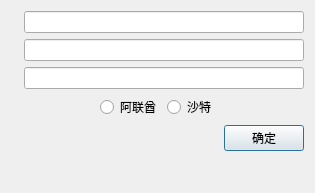
Before: the Qt Designer form Lemon01/AddShopDialog.ui in BigMouseFive/lemon01, drawn with Qt 5.
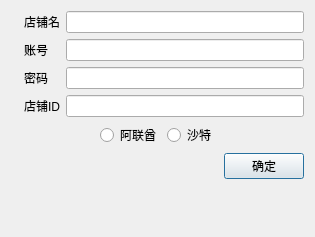
After: the same form once the commit is applied. Icons and pictures are not drawn.

Patch:
```diff
--- a/Lemon01/AddShopDialog.ui
+++ b/Lemon01/AddShopDialog.ui
@@ -7,7 +7,7 @@
     <x>0</x>
     <y>0</y>
     <width>315</width>
-    <height>193</height>
+    <height>237</height>
    </rect>
   </property>
   <property name="windowTitle">
@@ -19,16 +19,61 @@
   </property>
   <layout class="QVBoxLayout" name="verticalLayout">
    <item>
-    <layout class="QFormLayout" name="formLayout">
-     <property name="fieldGrowthPolicy">
-      <enum>QFormLayout::ExpandingFieldsGrow</enum>
-     </property>
-     <property name="formAlignment">
-      <set>Qt::AlignLeading|Qt::AlignLeft|Qt::AlignVCenter</set>
-     </property>
+    <layout class="QGridLayout" name="gridLayout">
      <property name="bottomMargin">
       <number>0</number>
      </property>
+     <item row="3" column="0">
+      <widget class="QLabel" name="labelShopId">
+       <property name="toolTip">
+        <string>店铺id</string>
+       </property>
+       <property name="text">
+        <string/>
+       </property>
+       <property name="textFormat">
+        <enum>Qt::AutoText</enum>
+       </property>
+       <property name="pixmap">
+        <pixmap resource="lemon01.qrc">:/Lemon01/mode</pixmap>
+       </property>
+       <property name="scaledContents">
+        <bool>false</bool>
+       </property>
+      </widget>
+     </item>
+     <item row="3" column="2">
+      <widget class="QLineEdit" name="lineShopId">
+       <property name="sizePolicy">
+        <sizepolicy hsizetype="Expanding" vsizetype="Expanding">
+         <horstretch>0</horstretch>
+         <verstretch>0</verstretch>
+        </sizepolicy>
+       </property>
+       <property name="alignment">
+        <set>Qt::AlignLeading|Qt::AlignLeft|Qt::AlignVCenter</set>
+       </property>
+      </widget>
+     </item>
+     <item row="1" column="0">
+      <widget class="QLabel" name="labelAccount">
+       <property name="toolTip">
+        <string>账号</string>
+       </property>
+       <property name="text">
+        <string/>
+       </property>
+       <property name="textFormat">
+        <enum>Qt::AutoText</enum>
+       </property>
+       <property name="pixmap">
+        <pixmap resource="lemon01.qrc">:/Lemon01/account</pixmap>
+       </property>
+       <property name="scaledContents">
+        <bool>false</bool>
+       </property>
+      </widget>
+     </item>
      <item row="0" column="0">
       <widget class="QLabel" name="labelName">
        <property name="toolTip">
@@ -48,7 +93,7 @@
        </property>
       </widget>
      </item>
-     <item row="0" column="1">
+     <item row="0" column="2">
       <widget class="QLineEdit" name="lineName">
        <property name="sizePolicy">
         <sizepolicy hsizetype="Expanding" vsizetype="Expanding">
@@ -61,26 +106,23 @@
        </property>
       </widget>
      </item>
-     <item row="1" column="0">
-      <widget class="QLabel" name="labelAccount">
-       <property name="toolTip">
-        <string>账号</string>
+     <item row="2" column="2">
+      <widget class="QLineEdit" name="linePassword">
+       <property name="sizePolicy">
+        <sizepolicy hsizetype="Expanding" vsizetype="Expanding">
+         <horstretch>0</horstretch>
+         <verstretch>0</verstretch>
+        </sizepolicy>
        </property>
-       <property name="text">
-        <string/>
+       <property name="echoMode">
+        <enum>QLineEdit::PasswordEchoOnEdit</enum>
        </property>
-       <property name="textFormat">
-        <enum>Qt::AutoText</enum>
-       </property>
-       <property name="pixmap">
-        <pixmap resource="lemon01.qrc">:/Lemon01/account</pixmap>
-       </property>
-       <property name="scaledContents">
-        <bool>false</bool>
+       <property name="alignment">
+        <set>Qt::AlignLeading|Qt::AlignLeft|Qt::AlignVCenter</set>
        </property>
       </widget>
      </item>
-     <item row="1" column="1">
+     <item row="1" column="2">
       <widget class="QLineEdit" name="lineAccount">
        <property name="sizePolicy">
         <sizepolicy hsizetype="Expanding" vsizetype="Expanding">
@@ -112,16 +154,31 @@
        </property>
       </widget>
      </item>
+     <item row="0" column="1">
+      <widget class="QLabel" name="label">
+       <property name="text">
+        <string>店铺名</string>
+       </property>
+      </widget>
+     </item>
+     <item row="1" column="1">
+      <widget class="QLabel" name="label_2">
+       <property name="text">
+        <string>账号</string>
+       </property>
+      </widget>
+     </item>
      <item row="2" column="1">
-      <widget class="QLineEdit" name="linePassword">
-       <property name="sizePolicy">
-        <sizepolicy hsizetype="Expanding" vsizetype="Expanding">
-         <horstretch>0</horstretch>
-         <verstretch>0</verstretch>
-        </sizepolicy>
+      <widget class="QLabel" name="label_3">
+       <property name="text">
+        <string>密码</string>
        </property>
-       <property name="alignment">
-        <set>Qt::AlignLeading|Qt::AlignLeft|Qt::AlignVCenter</set>
+      </widget>
+     </item>
+     <item row="3" column="1">
+      <widget class="QLabel" name="label_4">
+       <property name="text">
+        <string>店铺ID</string>
        </property>
       </widget>
      </item>
```
